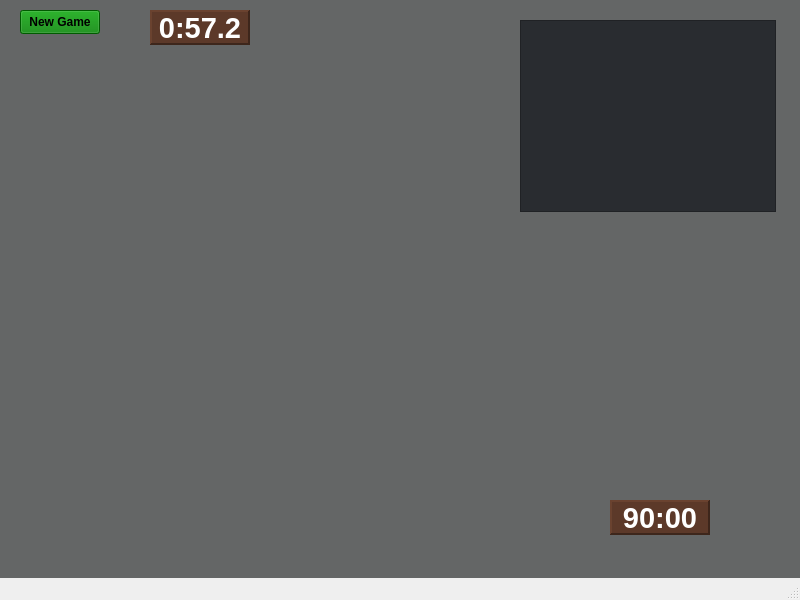
ben-ralston/Chess, file chess.ui: the form before one commit.
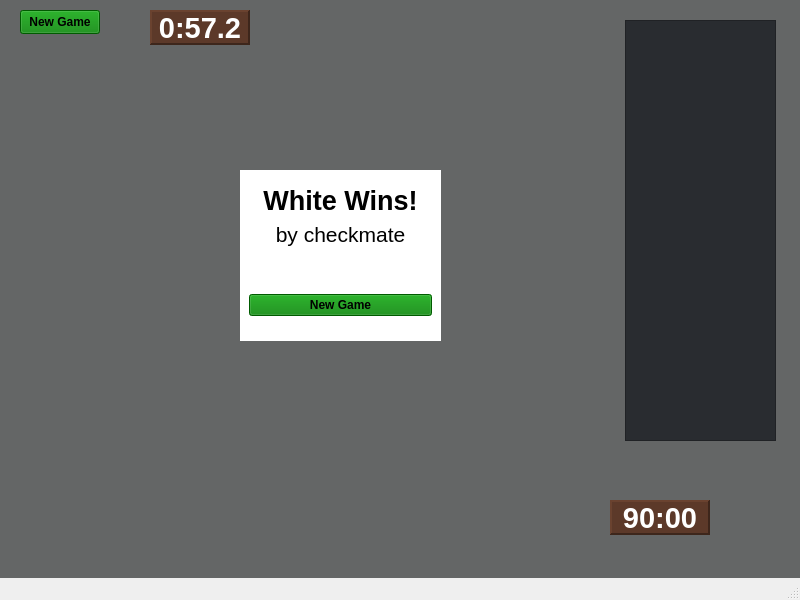
The form after the commit.

Commit message: Add pop-up at end of game to display winner

Diff of the .ui file:
```diff
--- a/chess.ui
+++ b/chess.ui
@@ -208,10 +208,10 @@
    <widget class="QTableView" name="table">
     <property name="geometry">
      <rect>
-      <x>520</x>
+      <x>625</x>
       <y>20</y>
-      <width>256</width>
-      <height>192</height>
+      <width>151</width>
+      <height>421</height>
      </rect>
     </property>
     <property name="styleSheet">
@@ -220,6 +220,115 @@
 color: white;</string>
     </property>
    </widget>
+   <widget class="QFrame" name="winFrame">
+    <property name="geometry">
+     <rect>
+      <x>240</x>
+      <y>170</y>
+      <width>201</width>
+      <height>171</height>
+     </rect>
+    </property>
+    <property name="styleSheet">
+     <string notr="true">background-color: white;</string>
+    </property>
+    <property name="frameShape">
+     <enum>QFrame::NoFrame</enum>
+    </property>
+    <property name="frameShadow">
+     <enum>QFrame::Raised</enum>
+    </property>
+    <layout class="QVBoxLayout" name="verticalLayout">
+     <property name="topMargin">
+      <number>15</number>
+     </property>
+     <property name="bottomMargin">
+      <number>25</number>
+     </property>
+     <item>
+      <widget class="QLabel" name="winColorLabel">
+       <property name="styleSheet">
+        <string notr="true">font-size: 20pt;
+font-weight: bold;
+color: black;</string>
+       </property>
+       <property name="text">
+        <string>White Wins!</string>
+       </property>
+       <property name="alignment">
+        <set>Qt::AlignCenter</set>
+       </property>
+      </widget>
+     </item>
+     <item>
+      <widget class="QLabel" name="winTypeLabel">
+       <property name="styleSheet">
+        <string notr="true">font-size: 16pt;
+color: black;</string>
+       </property>
+       <property name="text">
+        <string>by checkmate</string>
+       </property>
+       <property name="alignment">
+        <set>Qt::AlignCenter</set>
+       </property>
+      </widget>
+     </item>
+     <item>
+      <spacer name="verticalSpacer">
+       <property name="orientation">
+        <enum>Qt::Vertical</enum>
+       </property>
+       <property name="sizeHint" stdset="0">
+        <size>
+         <width>20</width>
+         <height>40</height>
+        </size>
+       </property>
+      </spacer>
+     </item>
+     <item alignment="Qt::AlignBottom">
+      <widget class="QPushButton" name="winNewGame">
+       <property name="sizePolicy">
+        <sizepolicy hsizetype="Minimum" vsizetype="Fixed">
+         <horstretch>0</horstretch>
+         <verstretch>0</verstretch>
+        </sizepolicy>
+       </property>
+       <property name="minimumSize">
+        <size>
+         <width>0</width>
+         <height>0</height>
+        </size>
+       </property>
+       <property name="font">
+        <font>
+         <weight>75</weight>
+         <italic>false</italic>
+         <bold>true</bold>
+         <underline>false</underline>
+         <kerning>true</kerning>
+        </font>
+       </property>
+       <property name="styleSheet">
+        <string notr="true">background-color:  green</string>
+       </property>
+       <property name="text">
+        <string>New Game</string>
+       </property>
+       <property name="checkable">
+        <bool>false</bool>
+       </property>
+       <property name="checked">
+        <bool>false</bool>
+       </property>
+       <property name="flat">
+        <bool>false</bool>
+       </property>
+      </widget>
+     </item>
+    </layout>
+   </widget>
   </widget>
   <widget class="QMenuBar" name="menubar">
    <property name="geometry">
```
The commit also changes 13 other files.
